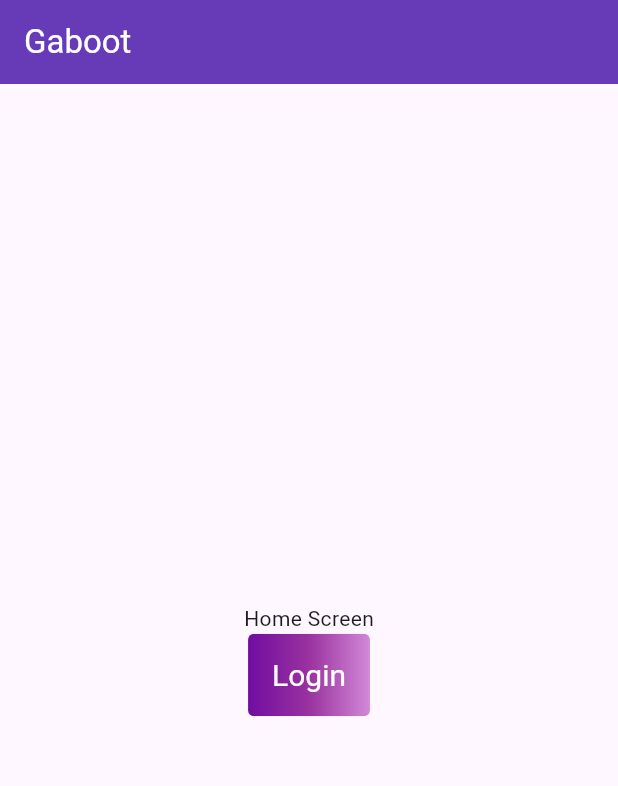
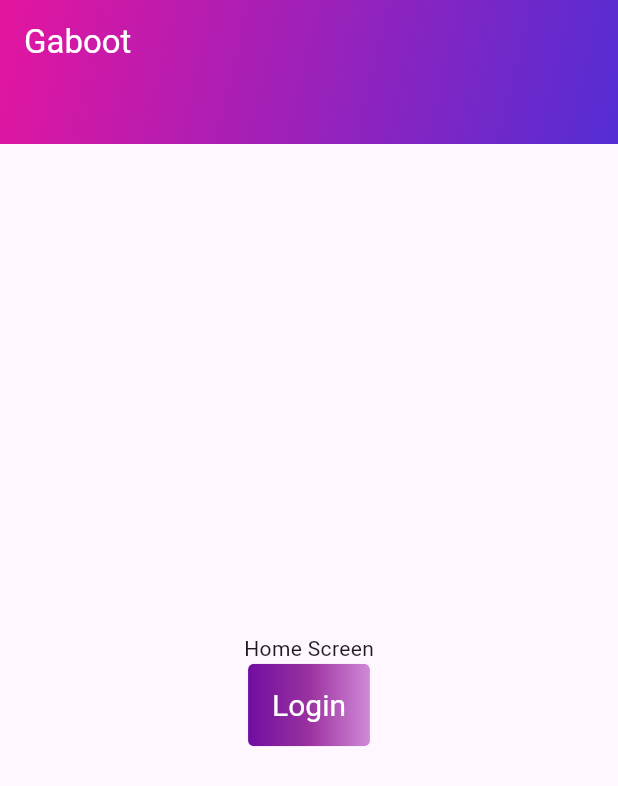
Before and after one commit to Armand96/gaboot_mobile, a Flutter app: the screen it shows after launch, on a phone screen of 412 x 824 dp. Shown: the top 786 px of the screen. Run offline on Flutter 3.47's test engine with Material 3 defaults, Android fonts, the light colour scheme and no system bars; our stand-ins replace bloc, dio, flutter_bloc, shared_preferences.

Commit message:
gradient

```diff
--- a/lib/home_screen/home_ui.dart
+++ b/lib/home_screen/home_ui.dart
@@ -6,6 +6,7 @@ import 'package:gaboot_mobile/category/category_screen.dart';
 import 'package:gaboot_mobile/category/category_service.dart';
 import 'package:gaboot_mobile/product/product_model.dart';
 import 'package:gaboot_mobile/product/product_service.dart';
+import 'package:gaboot_mobile/ui_collection/gradien_appbar.dart';
 import 'package:gaboot_mobile/ui_collection/gradien_button.dart';
 
 class HomeScreen extends StatefulWidget {
@@ -48,13 +49,7 @@ class _HomeScreenState extends State<HomeScreen> {
   @override
   Widget build(BuildContext context) {
     return Scaffold(
-      appBar: AppBar(
-        backgroundColor: Colors.deepPurple,
-        title: const Text(
-          "Gaboot",
-          style: TextStyle(color: Colors.white),
-        ),
-      ),
+      appBar: const GradientAppBar(title: "Gaboot",),
       body: Center(
         child: Column(
           mainAxisAlignment: MainAxisAlignment.center,
--- /dev/null
+++ b/lib/ui_collection/gradien_appbar.dart
@@ -0,0 +1,29 @@
+import 'package:flutter/material.dart';
+
+class GradientAppBar extends StatelessWidget implements PreferredSizeWidget {
+  final String title;
+
+  const GradientAppBar({super.key, required this.title});
+
+  @override
+  Widget build(BuildContext context) {
+    return Container(
+      padding: EdgeInsets.only(top: MediaQuery.of(context).padding.top),
+      child: AppBar(
+        title: Text(title, style: const TextStyle(color: Colors.white),),
+        flexibleSpace: Container(
+          decoration: const BoxDecoration(
+            gradient: LinearGradient(
+              colors: [Color.fromARGB(255, 228, 21, 159), Color.fromARGB(255, 84, 45, 212)], // Replace with your gradient colors
+              begin: Alignment.topLeft,
+              end: Alignment.bottomRight,
+            ),
+          ),
+        ),
+      ),
+    );
+  }
+
+  @override
+  Size get preferredSize => Size.fromHeight(kToolbarHeight + 40); // Adjust the height as needed
+}
```
